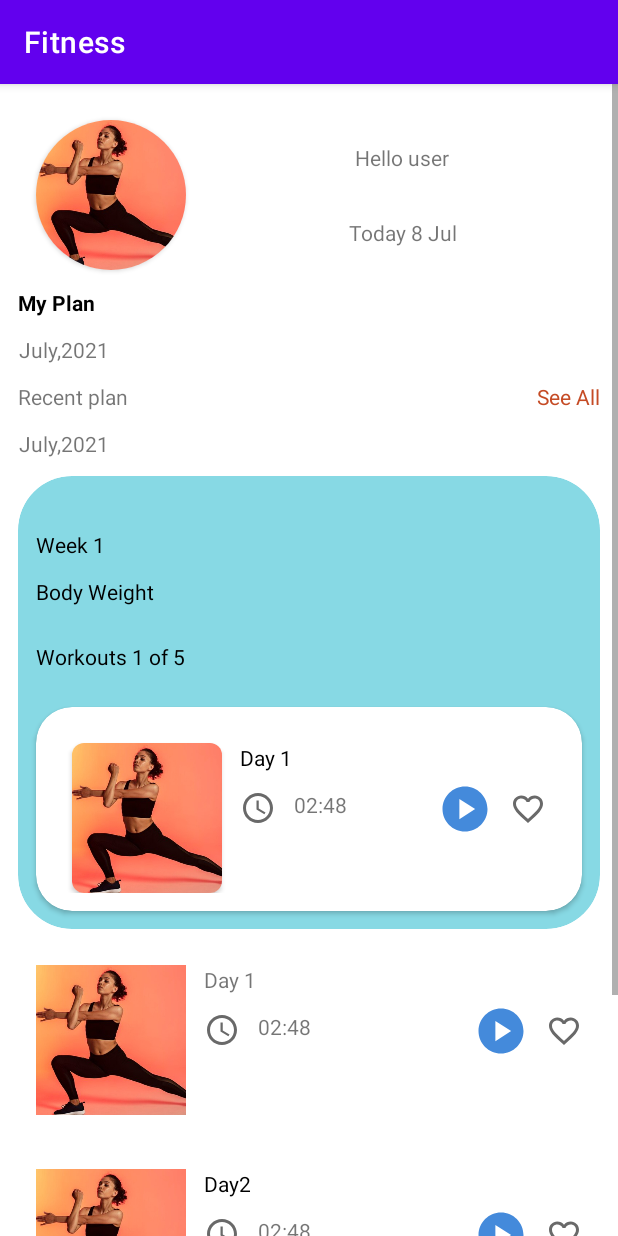
After one commit to SaurabhS120/Fitness, an Android app: the PlanActivity screen opened directly, with no data from a screen before it, on a phone screen of 412 x 824 dp. The commit adds this screen. Run offline under Robolectric (Android 15) with nearby library versions, the phone set to English and light mode, and no system bars.

Commit message:
Plan UI static ui added

```diff
--- a/app/src/main/java/com/example/fitness/MainActivity.kt
+++ b/app/src/main/java/com/example/fitness/MainActivity.kt
@@ -34,6 +34,9 @@ class MainActivity : AppCompatActivity() {
         viewModel.heartBtHistory.observe(this) { heartBtHistory ->
             lineChartController.drawLineChart(heartBtHistory)
         }
+        binding.buttonPlan.setOnClickListener {
+            startActivity(Intent(this, PlanActivity::class.java))
+        }
     }
     @RequiresApi(Build.VERSION_CODES.O)
     override fun onActivityResult(requestCode: Int, resultCode: Int, data: Intent?) {
--- /dev/null
+++ b/app/src/main/java/com/example/fitness/PlanActivity.kt
@@ -0,0 +1,11 @@
+package com.example.fitness
+
+import android.os.Bundle
+import androidx.appcompat.app.AppCompatActivity
+
+class PlanActivity : AppCompatActivity() {
+    override fun onCreate(savedInstanceState: Bundle?) {
+        super.onCreate(savedInstanceState)
+        setContentView(R.layout.activity_plan)
+    }
+}
--- /dev/null
+++ b/app/src/main/res/drawable/ic_baseline_access_time_24.xml
@@ -0,0 +1,13 @@
+<vector xmlns:android="http://schemas.android.com/apk/res/android"
+    android:width="24dp"
+    android:height="24dp"
+    android:tint="#696969"
+    android:viewportWidth="24"
+    android:viewportHeight="24">
+    <path
+        android:fillColor="@android:color/white"
+        android:pathData="M11.99,2C6.47,2 2,6.48 2,12s4.47,10 9.99,10C17.52,22 22,17.52 22,12S17.52,2 11.99,2zM12,20c-4.42,0 -8,-3.58 -8,-8s3.58,-8 8,-8 8,3.58 8,8 -3.58,8 -8,8z" />
+    <path
+        android:fillColor="@android:color/white"
+        android:pathData="M12.5,7H11v6l5.25,3.15 0.75,-1.23 -4.5,-2.67z" />
+</vector>
--- /dev/null
+++ b/app/src/main/res/drawable/ic_baseline_favorite_border_24.xml
@@ -0,0 +1,10 @@
+<vector xmlns:android="http://schemas.android.com/apk/res/android"
+    android:width="24dp"
+    android:height="24dp"
+    android:tint="#696969"
+    android:viewportWidth="24"
+    android:viewportHeight="24">
+    <path
+        android:fillColor="@android:color/white"
+        android:pathData="M16.5,3c-1.74,0 -3.41,0.81 -4.5,2.09C10.91,3.81 9.24,3 7.5,3 4.42,3 2,5.42 2,8.5c0,3.78 3.4,6.86 8.55,11.54L12,21.35l1.45,-1.32C18.6,15.36 22,12.28 22,8.5 22,5.42 19.58,3 16.5,3zM12.1,18.55l-0.1,0.1 -0.1,-0.1C7.14,14.24 4,11.39 4,8.5 4,6.5 5.5,5 7.5,5c1.54,0 3.04,0.99 3.57,2.36h1.87C13.46,5.99 14.96,5 16.5,5c2,0 3.5,1.5 3.5,3.5 0,2.89 -3.14,5.74 -7.9,10.05z" />
+</vector>
--- /dev/null
+++ b/app/src/main/res/drawable/ic_baseline_play_circle_24.xml
@@ -0,0 +1,10 @@
+<vector xmlns:android="http://schemas.android.com/apk/res/android"
+    android:width="24dp"
+    android:height="24dp"
+    android:tint="#448ADB"
+    android:viewportWidth="24"
+    android:viewportHeight="24">
+    <path
+        android:fillColor="@android:color/white"
+        android:pathData="M12,2C6.48,2 2,6.48 2,12s4.48,10 10,10s10,-4.48 10,-10S17.52,2 12,2zM9.5,16.5v-9l7,4.5L9.5,16.5z" />
+</vector>
--- a/app/src/main/res/layout/activity_fitness.xml
+++ b/app/src/main/res/layout/activity_fitness.xml
@@ -205,6 +205,15 @@
             app:layout_constraintStart_toStartOf="parent"
             app:layout_constraintBottom_toBottomOf="parent" />
 
+        <Button
+            android:id="@+id/button_plan"
+            android:layout_width="wrap_content"
+            android:layout_height="wrap_content"
+            android:text="@string/plans"
+            app:layout_constraintBottom_toTopOf="@id/button"
+            app:layout_constraintEnd_toEndOf="parent"
+            app:layout_constraintStart_toStartOf="parent" />
+
     </androidx.constraintlayout.widget.ConstraintLayout>
 
 </layout>
--- /dev/null
+++ b/app/src/main/res/layout/activity_plan.xml
@@ -0,0 +1,451 @@
+<?xml version="1.0" encoding="utf-8"?>
+<ScrollView xmlns:android="http://schemas.android.com/apk/res/android"
+    xmlns:app="http://schemas.android.com/apk/res-auto"
+    xmlns:tools="http://schemas.android.com/tools"
+    android:layout_width="match_parent"
+    android:layout_height="wrap_content">
+
+    <androidx.constraintlayout.widget.ConstraintLayout
+        android:layout_width="match_parent"
+        android:layout_height="wrap_content"
+        tools:context=".PlanActivity">
+
+
+        <androidx.cardview.widget.CardView
+            android:id="@+id/workout_img_card"
+            android:layout_width="wrap_content"
+            android:layout_height="wrap_content"
+            android:layout_margin="24sp"
+            app:cardCornerRadius="100sp"
+            app:layout_constraintLeft_toLeftOf="parent"
+            app:layout_constraintTop_toTopOf="parent">
+
+            <ImageView
+                android:layout_width="100sp"
+                android:layout_height="100sp"
+                android:contentDescription="@string/workout_img"
+                android:scaleType="centerCrop"
+                android:src="@drawable/workout"
+                app:layout_constraintLeft_toLeftOf="parent"
+                app:layout_constraintTop_toTopOf="parent" />
+        </androidx.cardview.widget.CardView>
+
+        <LinearLayout
+            android:layout_width="0sp"
+            android:layout_height="0sp"
+            android:layout_marginHorizontal="24sp"
+            android:gravity="center"
+            android:orientation="vertical"
+            app:layout_constraintBottom_toBottomOf="@id/workout_img_card"
+            app:layout_constraintLeft_toRightOf="@id/workout_img_card"
+            app:layout_constraintRight_toRightOf="parent"
+            app:layout_constraintTop_toTopOf="@id/workout_img_card">
+
+            <TextView
+                android:layout_width="wrap_content"
+                android:layout_height="wrap_content"
+                android:layout_weight="1"
+                android:gravity="center"
+                android:text="@string/hello_user" />
+
+            <TextView
+                android:layout_width="wrap_content"
+                android:layout_height="wrap_content"
+                android:layout_weight="1"
+                android:gravity="center"
+                android:text="@string/dummy_date" />
+
+        </LinearLayout>
+
+
+        <TextView
+            android:id="@+id/my_plan_txt"
+            android:layout_width="wrap_content"
+            android:layout_height="wrap_content"
+            android:layout_margin="12sp"
+            android:layout_weight="1"
+            android:gravity="center"
+            android:text="@string/my_plan"
+            android:textColor="@color/dark_text"
+            android:textStyle="bold"
+            app:layout_constraintLeft_toLeftOf="parent"
+            app:layout_constraintTop_toBottomOf="@id/workout_img_card" />
+
+
+        <TextView
+            android:id="@+id/time2"
+            android:layout_width="wrap_content"
+            android:layout_height="wrap_content"
+            android:layout_margin="12sp"
+            android:layout_weight="1"
+            android:gravity="center"
+            android:text="@string/july_2021"
+            app:layout_constraintLeft_toLeftOf="parent"
+            app:layout_constraintTop_toBottomOf="@id/my_plan_txt" />
+
+        <TextView
+            android:id="@+id/recent_plan_txt"
+            android:layout_width="wrap_content"
+            android:layout_height="wrap_content"
+            android:layout_margin="12sp"
+            android:text="@string/recent_plan"
+            app:layout_constraintLeft_toLeftOf="parent"
+            app:layout_constraintTop_toBottomOf="@id/time2" />
+
+        <TextView
+            android:id="@+id/see_all_txt"
+            android:layout_width="wrap_content"
+            android:layout_height="wrap_content"
+            android:layout_margin="12sp"
+            android:text="@string/see_all"
+            android:textColor="#C54B25"
+            app:layout_constraintRight_toRightOf="parent"
+            app:layout_constraintTop_toBottomOf="@id/time2"
+            tools:layout_editor_absoluteX="-2sp" />
+
+
+        <TextView
+            android:id="@+id/time3"
+            android:layout_width="wrap_content"
+            android:layout_height="wrap_content"
+            android:layout_margin="12sp"
+            android:layout_weight="1"
+            android:gravity="center"
+            android:text="@string/july_2021"
+            app:layout_constraintLeft_toLeftOf="parent"
+            app:layout_constraintTop_toBottomOf="@id/recent_plan_txt" />
+
+        <androidx.cardview.widget.CardView
+            android:id="@+id/week_card"
+            android:layout_width="match_parent"
+            android:layout_height="wrap_content"
+            android:layout_margin="12sp"
+            app:cardBackgroundColor="@color/detail_card_background"
+            app:cardCornerRadius="36sp"
+            app:layout_constraintTop_toBottomOf="@id/time3">
+
+            <LinearLayout
+                android:layout_width="match_parent"
+                android:layout_height="wrap_content"
+                android:orientation="vertical">
+
+                <TextView
+                    android:layout_width="wrap_content"
+                    android:layout_height="wrap_content"
+                    android:layout_marginHorizontal="12sp"
+                    android:layout_marginTop="36sp"
+                    android:text="@string/week_1"
+                    android:textColor="@color/dark_text" />
+
+                <TextView
+                    android:layout_width="wrap_content"
+                    android:layout_height="wrap_content"
+                    android:layout_margin="12sp"
+                    android:text="@string/body_weight"
+                    android:textColor="@color/dark_text" />
+
+                <TextView
+                    android:layout_width="wrap_content"
+                    android:layout_height="wrap_content"
+                    android:layout_margin="12sp"
+                    android:text="@string/workouts_1_of_5"
+                    android:textColor="@color/dark_text" />
+
+                <androidx.cardview.widget.CardView
+                    android:layout_width="match_parent"
+                    android:layout_height="wrap_content"
+                    android:layout_margin="12sp"
+                    app:cardCornerRadius="24sp">
+
+                    <androidx.constraintlayout.widget.ConstraintLayout
+                        android:layout_width="match_parent"
+                        android:layout_height="wrap_content"
+                        android:layout_margin="12sp">
+
+                        <androidx.cardview.widget.CardView
+                            android:id="@+id/plan4_img_card"
+                            android:layout_width="100sp"
+                            android:layout_height="100sp"
+                            android:layout_margin="12sp"
+                            app:cardCornerRadius="8sp"
+                            app:layout_constraintLeft_toLeftOf="parent"
+                            app:layout_constraintTop_toTopOf="parent">
+
+                            <ImageView
+                                android:layout_width="match_parent"
+                                android:layout_height="match_parent"
+                                android:contentDescription="@string/workout_img"
+                                android:scaleType="centerCrop"
+                                android:src="@drawable/workout" />
+                        </androidx.cardview.widget.CardView>
+
+                        <TextView
+                            android:id="@+id/day4"
+                            android:layout_width="wrap_content"
+                            android:layout_height="wrap_content"
+                            android:layout_margin="12sp"
+                            android:text="@string/day1"
+                            android:textColor="@color/dark_text"
+                            app:layout_constraintLeft_toRightOf="@id/plan4_img_card"
+                            app:layout_constraintTop_toTopOf="parent" />
+
+                        <ImageView
+                            android:id="@+id/time_img4"
+                            android:layout_width="24sp"
+                            android:layout_height="24sp"
+                            android:layout_margin="12sp"
+                            android:contentDescription="@string/time"
+                            android:src="@drawable/ic_baseline_access_time_24"
+                            app:layout_constraintLeft_toRightOf="@id/plan4_img_card"
+                            app:layout_constraintTop_toBottomOf="@id/day4" />
+
+                        <TextView
+                            android:id="@+id/like_btn_4"
+                            android:layout_width="wrap_content"
+                            android:layout_height="wrap_content"
+                            android:layout_margin="12sp"
+                            android:text="@string/_02_48"
+                            app:layout_constraintLeft_toRightOf="@id/time_img4"
+                            app:layout_constraintTop_toBottomOf="@id/day4" />
+
+                        <ImageView
+                            android:id="@+id/favorite_btn_4"
+                            android:layout_width="24sp"
+                            android:layout_height="24sp"
+                            android:layout_margin="12sp"
+                            android:contentDescription="@string/favorite"
+                            android:src="@drawable/ic_baseline_favorite_border_24"
+                            app:layout_constraintBottom_toBottomOf="parent"
+                            app:layout_constraintRight_toRightOf="parent"
+                            app:layout_constraintTop_toTopOf="parent" />
+
+                        <ImageView
+                            android:id="@+id/play_btn_4"
+                            android:layout_width="36sp"
+                            android:layout_height="36sp"
+                            android:layout_margin="12sp"
+                            android:contentDescription="@string/play"
+                            android:src="@drawable/ic_baseline_play_circle_24"
+                            app:layout_constraintBottom_toBottomOf="parent"
+                            app:layout_constraintRight_toLeftOf="@id/favorite_btn_4"
+                            app:layout_constraintTop_toTopOf="parent" />
+                    </androidx.constraintlayout.widget.ConstraintLayout>
+                </androidx.cardview.widget.CardView>
+            </LinearLayout>
+        </androidx.cardview.widget.CardView>
+
+        <LinearLayout
+            android:layout_width="match_parent"
+            android:layout_height="wrap_content"
+            android:orientation="vertical"
+            app:layout_constraintLeft_toLeftOf="parent"
+            app:layout_constraintTop_toBottomOf="@id/week_card">
+
+            <androidx.constraintlayout.widget.ConstraintLayout
+                android:layout_width="match_parent"
+                android:layout_height="wrap_content"
+                android:layout_margin="12sp">
+
+                <ImageView
+                    android:id="@+id/plan1_img"
+                    android:layout_width="100sp"
+                    android:layout_height="100sp"
+                    android:layout_margin="12sp"
+                    android:contentDescription="@string/workout_img"
+                    android:scaleType="centerCrop"
+                    android:src="@drawable/workout"
+                    app:layout_constraintLeft_toLeftOf="parent"
+                    app:layout_constraintTop_toTopOf="parent" />
+
+                <TextView
+                    android:id="@+id/day1"
+                    android:layout_width="wrap_content"
+                    android:layout_height="wrap_content"
+                    android:layout_margin="12sp"
+                    android:text="@string/day1"
+                    app:layout_constraintLeft_toRightOf="@id/plan1_img"
+                    app:layout_constraintTop_toTopOf="parent" />
+
+                <ImageView
+                    android:id="@+id/time_img1"
+                    android:layout_width="24sp"
+                    android:layout_height="24sp"
+                    android:layout_margin="12sp"
+                    android:contentDescription="@string/time"
+                    android:src="@drawable/ic_baseline_access_time_24"
+                    app:layout_constraintLeft_toRightOf="@id/plan1_img"
+                    app:layout_constraintTop_toBottomOf="@id/day1" />
+
+                <TextView
+                    android:id="@+id/like_btn_1"
+                    android:layout_width="wrap_content"
+                    android:layout_height="wrap_content"
+                    android:layout_margin="12sp"
+                    android:text="@string/_02_48"
+                    app:layout_constraintLeft_toRightOf="@id/time_img1"
+                    app:layout_constraintTop_toBottomOf="@id/day1" />
+
+                <ImageView
+                    android:id="@+id/favorite_btn_1"
+                    android:layout_width="24sp"
+                    android:layout_height="24sp"
+                    android:layout_margin="12sp"
+                    android:contentDescription="@string/favorite"
+                    android:src="@drawable/ic_baseline_favorite_border_24"
+                    app:layout_constraintBottom_toBottomOf="parent"
+                    app:layout_constraintRight_toRightOf="parent"
+                    app:layout_constraintTop_toTopOf="parent" />
+
+                <ImageView
+                    android:id="@+id/play_btn_1"
+                    android:layout_width="36sp"
+                    android:layout_height="36sp"
+                    android:layout_margin="12sp"
+                    android:contentDescription="@string/play"
+                    android:src="@drawable/ic_baseline_play_circle_24"
+                    app:layout_constraintBottom_toBottomOf="parent"
+                    app:layout_constraintRight_toLeftOf="@id/favorite_btn_1"
+                    app:layout_constraintTop_toTopOf="parent" />
+            </androidx.constraintlayout.widget.ConstraintLayout>
+
+            <androidx.constraintlayout.widget.ConstraintLayout
+                android:layout_width="match_parent"
+                android:layout_height="wrap_content"
+                android:layout_margin="12sp">
+
+                <ImageView
+                    android:id="@+id/plan2_img"
+                    android:layout_width="100sp"
+                    android:layout_height="100sp"
+                    android:layout_margin="12sp"
+                    android:contentDescription="@string/workout_img"
+                    android:scaleType="centerCrop"
+                    android:src="@drawable/workout"
+                    app:layout_constraintLeft_toLeftOf="parent"
+                    app:layout_constraintTop_toTopOf="parent" />
+
+                <TextView
+                    android:id="@+id/day2"
+                    android:layout_width="wrap_content"
+                    android:layout_height="wrap_content"
+                    android:layout_margin="12sp"
+                    android:text="@string/day2"
+                    android:textColor="@color/dark_text"
+                    app:layout_constraintLeft_toRightOf="@id/plan2_img"
+                    app:layout_constraintTop_toTopOf="parent" />
+
+                <ImageView
+                    android:id="@+id/time_img2"
+                    android:layout_width="24sp"
+                    android:layout_height="24sp"
+                    android:layout_margin="12sp"
+                    android:contentDescription="@string/time"
+                    android:src="@drawable/ic_baseline_access_time_24"
+                    app:layout_constraintLeft_toRightOf="@id/plan2_img"
+                    app:layout_constraintTop_toBottomOf="@id/day2" />
+
+                <TextView
+                    android:id="@+id/like_btn_2"
+                    android:layout_width="wrap_content"
+                    android:layout_height="wrap_content"
+                    android:layout_margin="12sp"
+                    android:text="@string/_02_48"
+                    app:layout_constraintLeft_toRightOf="@id/time_img2"
+                    app:layout_constraintTop_toBottomOf="@id/day2" />
+
+                <ImageView
+                    android:id="@+id/favorite_btn_2"
+                    android:layout_width="24sp"
+                    android:layout_height="24sp"
+                    android:layout_margin="12sp"
+                    android:contentDescription="@string/favorite"
+                    android:src="@drawable/ic_baseline_favorite_border_24"
+                    app:layout_constraintBottom_toBottomOf="parent"
+                    app:layout_constraintRight_toRightOf="parent"
+                    app:layout_constraintTop_toTopOf="parent" />
+
+                <ImageView
+                    android:id="@+id/play_btn_2"
+                    android:layout_width="36sp"
+                    android:layout_height="36sp"
+                    android:layout_margin="12sp"
+                    android:contentDescription="@string/play"
+                    android:src="@drawable/ic_baseline_play_circle_24"
+                    app:layout_constraintBottom_toBottomOf="parent"
+                    app:layout_constraintRight_toLeftOf="@id/favorite_btn_2"
+                    app:layout_constraintTop_toTopOf="parent" />
+            </androidx.constraintlayout.widget.ConstraintLayout>
+
+            <androidx.constraintlayout.widget.ConstraintLayout
+                android:layout_width="match_parent"
+                android:layout_height="wrap_content"
+                android:layout_margin="12sp">
+
+                <ImageView
+                    android:id="@+id/plan3_img"
+                    android:layout_width="100sp"
+                    android:layout_height="100sp"
+                    android:layout_margin="12sp"
+                    android:contentDescription="@string/workout_img"
+                    android:scaleType="centerCrop"
+                    android:src="@drawable/workout"
+                    app:layout_constraintLeft_toLeftOf="parent"
+                    app:layout_constraintTop_toTopOf="parent" />
+
+                <TextView
+                    android:id="@+id/day3"
+                    android:layout_width="wrap_content"
+                    android:layout_height="wrap_content"
+                    android:layout_margin="12sp"
+                    android:text="@string/day3"
+                    android:textColor="@color/dark_text"
+                    app:layout_constraintLeft_toRightOf="@id/plan3_img"
+                    app:layout_constraintTop_toTopOf="parent" />
+
+                <ImageView
+                    android:id="@+id/time_img3"
+                    android:layout_width="24sp"
+                    android:layout_height="24sp"
+                    android:layout_margin="12sp"
+                    android:layout_marginStart="12sp"
+                    android:layout_marginTop="16sp"
+                    android:contentDescription="@string/time"
+                    android:src="@drawable/ic_baseline_access_time_24"
+                    app:layout_constraintLeft_toRightOf="@id/plan3_img"
+                    app:layout_constraintTop_toBottomOf="@id/day3" />
+
+                <TextView
+                    android:id="@+id/like_btn_3"
+                    android:layout_width="wrap_content"
+                    android:layout_height="wrap_content"
+                    android:layout_margin="12sp"
+                    android:text="@string/_02_48"
+                    app:layout_constraintLeft_toRightOf="@id/time_img3"
+                    app:layout_constraintTop_toBottomOf="@id/day3" />
+
+                <ImageView
+                    android:id="@+id/favorite_btn_3"
+                    android:layout_width="24sp"
+                    android:layout_height="24sp"
+                    android:layout_margin="12sp"
+                    android:contentDescription="@string/favorite"
+                    android:src="@drawable/ic_baseline_favorite_border_24"
+                    app:layout_constraintBottom_toBottomOf="parent"
+                    app:layout_constraintRight_toRightOf="parent"
+                    app:layout_constraintTop_toTopOf="parent" />
+
+                <ImageView
+                    android:id="@+id/play_btn_3"
+                    android:layout_width="36sp"
+                    android:layout_height="36sp"
+                    android:layout_margin="12sp"
+                    android:contentDescription="@string/play"
+                    android:src="@drawable/ic_baseline_play_circle_24"
+                    app:layout_constraintBottom_toBottomOf="parent"
+                    app:layout_constraintRight_toLeftOf="@id/favorite_btn_3"
+                    app:layout_constraintTop_toTopOf="parent" />
+            </androidx.constraintlayout.widget.ConstraintLayout>
+
+        </LinearLayout>
+    </androidx.constraintlayout.widget.ConstraintLayout>
+</ScrollView>
--- a/app/src/main/res/values/strings.xml
+++ b/app/src/main/res/values/strings.xml
@@ -12,4 +12,20 @@
     <string name="update_data">Update data</string>
     <string name="intro_text">Track you fitness with our app\n start workout now</string>
     <string name="ok">ok</string>
+    <string name="hello_user">Hello user</string>
+    <string name="my_plan">My Plan</string>
+    <string name="july_2021">July,2021</string>
+    <string name="recent_plan">Recent plan</string>
+    <string name="see_all">See All</string>
+    <string name="_02_48">02:48</string>
+    <string name="day1">Day 1</string>
+    <string name="time">Time</string>
+    <string name="favorite">Favorite</string>
+    <string name="play">Play</string>
+    <string name="day2">Day2</string>
+    <string name="day3">Day3</string>
+    <string name="body_weight">Body Weight</string>
+    <string name="workouts_1_of_5">Workouts 1 of 5</string>
+    <string name="week_1">Week 1</string>
+    <string name="plans">Plans</string>
 </resources>
```
Also changed, not shown: app/src/main/AndroidManifest.xml (+7 -0 lines).
